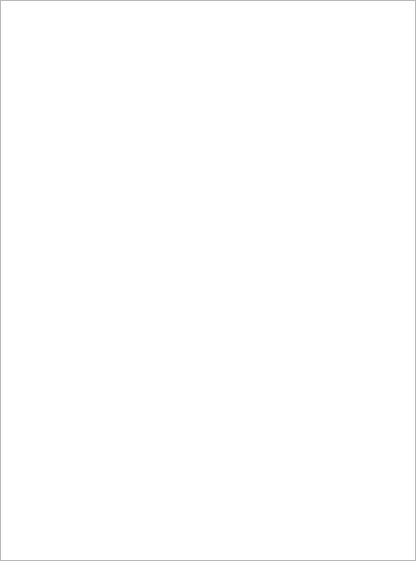
First picture: the form in ndtsconfigtool/ui/componentlist.ui, repository jkotan/nexdatas.configtool, before the edit.
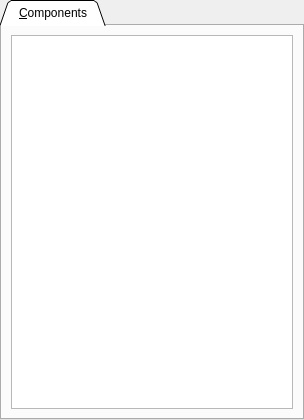
Second picture: the form after the edit.

Commit message: changing list widget

Diff of the .ui file:
```diff
--- a/ndtsconfigtool/ui/componentlist.ui
+++ b/ndtsconfigtool/ui/componentlist.ui
@@ -6,19 +6,39 @@
    <rect>
     <x>0</x>
     <y>0</y>
-    <width>416</width>
-    <height>561</height>
+    <width>304</width>
+    <height>420</height>
    </rect>
   </property>
   <property name="windowTitle">
    <string>ComponentList</string>
   </property>
-  <layout class="QGridLayout" name="gridLayout">
+  <layout class="QGridLayout" name="gridLayout_2">
    <property name="margin">
     <number>0</number>
    </property>
    <item row="0" column="0">
-    <widget class="QListWidget" name="componentListWidget"/>
+    <widget class="QTabWidget" name="ComponentTabWidget">
+     <property name="tabPosition">
+      <enum>QTabWidget::North</enum>
+     </property>
+     <property name="tabShape">
+      <enum>QTabWidget::Triangular</enum>
+     </property>
+     <property name="currentIndex">
+      <number>0</number>
+     </property>
+     <widget class="QWidget" name="ComponentTab">
+      <attribute name="title">
+       <string>  &amp;Components  </string>
+      </attribute>
+      <layout class="QGridLayout" name="gridLayout">
+       <item row="0" column="0">
+        <widget class="QListWidget" name="componentListWidget"/>
+       </item>
+      </layout>
+     </widget>
+    </widget>
    </item>
   </layout>
  </widget>
```
Left out of the diff: 4 changed lines with no effect on the pictures. The commit also changes 2 other files.
